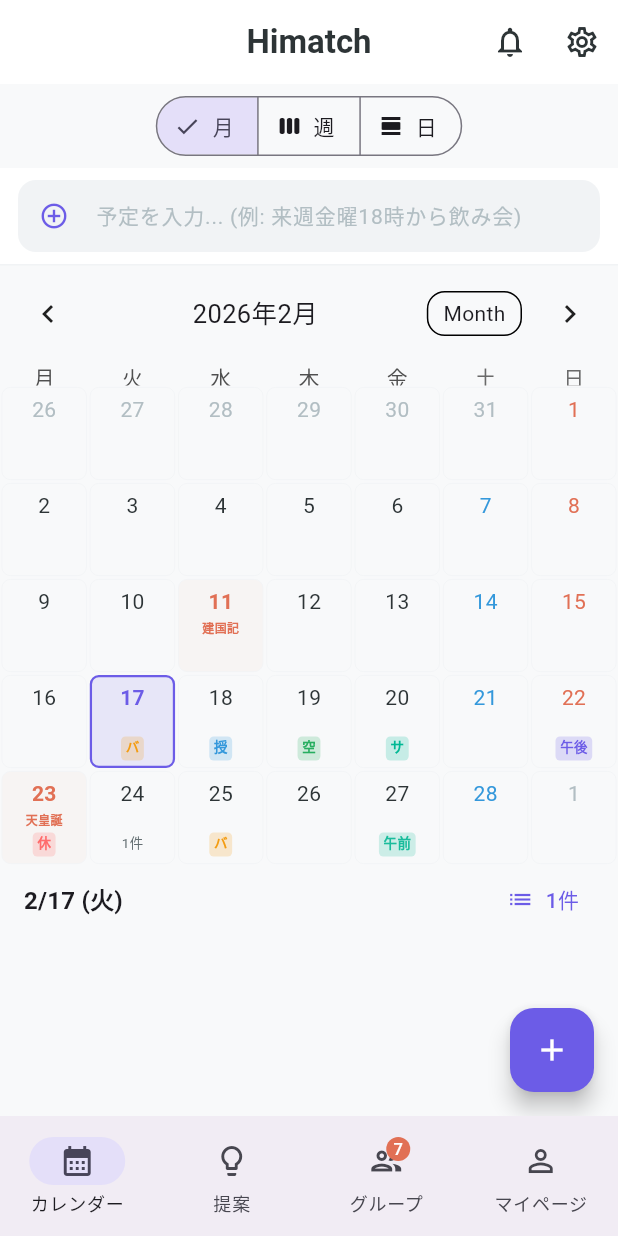
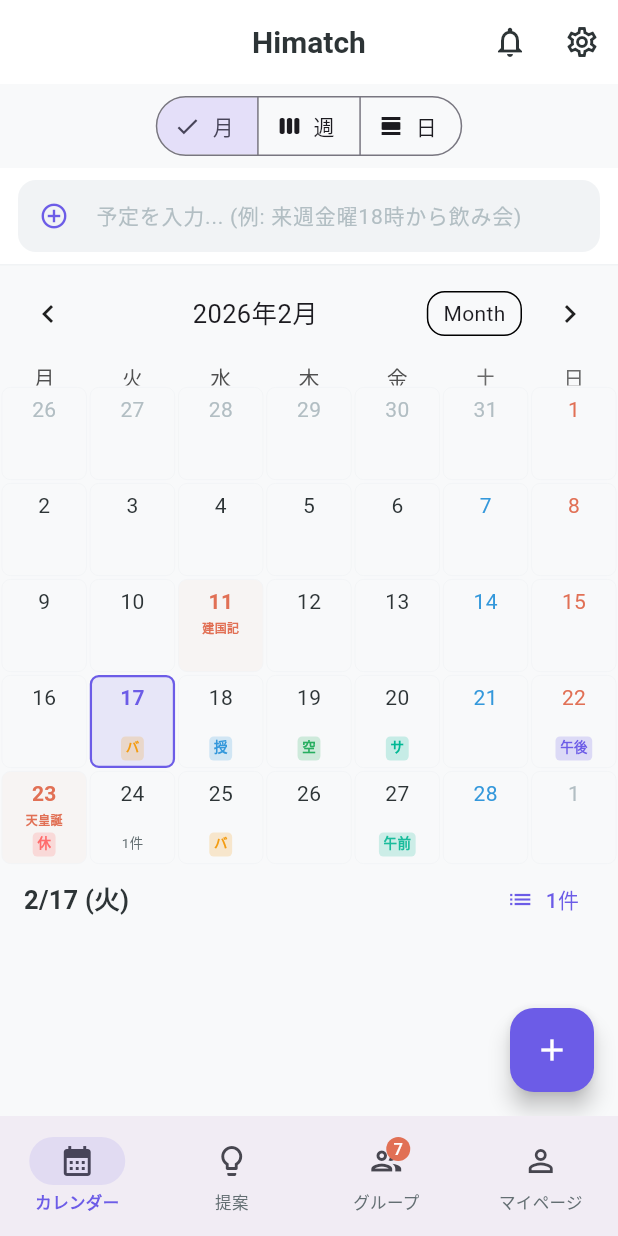
Before and after one commit to sk-anglers/himatch, a Flutter app: the screen it shows after launch, after a tap on "デモモードで始める", on a phone screen of 412 x 824 dp. Run offline on Flutter 3.47's test engine with Material 3 defaults, Android fonts, the phone set to English and light mode, and no system bars; drawn by our look-alikes of table_calendar; our stand-ins replace csv, flutter_riverpod, freezed_annotation, geolocator, go_router, pdf and 2 more; accounts and stored records are empty; generated files the repository leaves out were written again; network calls fail.

Commit message:
refactor(#65): テーマ基盤整備 - TextTheme/Spacing/Card/EmptyState
A1: design doc §4準拠のカスタムTextTheme定義 (28/20/17/15/13/11pt)
A2: AppSpacing定数クラス (xs=4, sm=8, md=12, lg=16, xl=24, xxl=32)
A3: CardTheme(elevation 0+outline), OutlinedButton/FilledButton/BottomSheet/NavigationBarテーマ追加
A4: ハードコード色5箇所をAppColors定数に統一 (Color(0xFF3498DB)→AppColors.weatherRainy等)
A5: EmptyStateWidget共通ウィジェット新規作成

Co-Authored-By: Claude Opus 4.6 <noreply@anthropic.com>

```diff
--- a/lib/core/theme/app_theme.dart
+++ b/lib/core/theme/app_theme.dart
@@ -80,18 +80,51 @@ enum ThemePreset {
 }
 
 abstract class AppTheme {
+  /// Custom TextTheme based on design doc §4 type scale.
+  static const _textThemeLight = TextTheme(
+    displayLarge: TextStyle(
+        fontSize: 28, fontWeight: FontWeight.bold, color: AppColors.textPrimary),
+    titleLarge: TextStyle(
+        fontSize: 20, fontWeight: FontWeight.w600, color: AppColors.textPrimary),
+    titleMedium: TextStyle(
+        fontSize: 17, fontWeight: FontWeight.w600, color: AppColors.textPrimary),
+    bodyLarge: TextStyle(
+        fontSize: 15, fontWeight: FontWeight.normal, color: AppColors.textPrimary),
+    bodySmall: TextStyle(
+        fontSize: 13, fontWeight: FontWeight.normal, color: AppColors.textSecondary),
+    labelSmall: TextStyle(
+        fontSize: 11, fontWeight: FontWeight.w500, color: AppColors.textSecondary),
+  );
+
+  static const _textThemeDark = TextTheme(
+    displayLarge: TextStyle(
+        fontSize: 28, fontWeight: FontWeight.bold, color: Color(0xFFE8E8E8)),
+    titleLarge: TextStyle(
+        fontSize: 20, fontWeight: FontWeight.w600, color: Color(0xFFE8E8E8)),
+    titleMedium: TextStyle(
+        fontSize: 17, fontWeight: FontWeight.w600, color: Color(0xFFE8E8E8)),
+    bodyLarge: TextStyle(
+        fontSize: 15, fontWeight: FontWeight.normal, color: Color(0xFFE8E8E8)),
+    bodySmall: TextStyle(
+        fontSize: 13, fontWeight: FontWeight.normal, color: Color(0xFFB0B0B0)),
+    labelSmall: TextStyle(
+        fontSize: 11, fontWeight: FontWeight.w500, color: Color(0xFFB0B0B0)),
+  );
+
   static ThemeData light({Color? seedColor}) {
     final seed = seedColor ?? AppColors.primary;
-    return ThemeData(
-      useMaterial3: true,
-      colorScheme: ColorScheme.fromSeed(
+    final colorScheme = ColorScheme.fromSeed(
       seedColor: seed,
       brightness: Brightness.light,
       primary: seed,
       secondary: AppColors.secondary,
       surface: AppColors.surface,
       error: AppColors.error,
-      ),
+    );
+    return ThemeData(
+      useMaterial3: true,
+      colorScheme: colorScheme,
+      textTheme: _textThemeLight,
       scaffoldBackgroundColor: AppColors.background,
       appBarTheme: const AppBarTheme(
         backgroundColor: Colors.white,
@@ -100,9 +133,10 @@ abstract class AppTheme {
         centerTitle: true,
       ),
       cardTheme: CardThemeData(
-        elevation: 2,
+        elevation: 0,
         shape: RoundedRectangleBorder(
           borderRadius: BorderRadius.circular(16),
+          side: BorderSide(color: colorScheme.outlineVariant),
         ),
       ),
       elevatedButtonTheme: ElevatedButtonThemeData(
@@ -114,6 +148,47 @@ abstract class AppTheme {
           ),
           padding: const EdgeInsets.symmetric(horizontal: 24, vertical: 14),
         ),
+      ),
+      outlinedButtonTheme: OutlinedButtonThemeData(
+        style: OutlinedButton.styleFrom(
+          foregroundColor: seed,
+          side: BorderSide(color: seed),
+          shape: RoundedRectangleBorder(
+            borderRadius: BorderRadius.circular(12),
+          ),
+          padding: const EdgeInsets.symmetric(horizontal: 24, vertical: 14),
+        ),
+      ),
+      filledButtonTheme: FilledButtonThemeData(
+        style: FilledButton.styleFrom(
+          backgroundColor: seed,
+          foregroundColor: Colors.white,
+          shape: RoundedRectangleBorder(
+            borderRadius: BorderRadius.circular(12),
+          ),
+          padding: const EdgeInsets.symmetric(horizontal: 24, vertical: 14),
+        ),
+      ),
+      bottomSheetTheme: const BottomSheetThemeData(
+        shape: RoundedRectangleBorder(
+          borderRadius: BorderRadius.vertical(top: Radius.circular(20)),
+        ),
+        backgroundColor: AppColors.surface,
+        showDragHandle: true,
+      ),
+      navigationBarTheme: NavigationBarThemeData(
+        indicatorShape: const StadiumBorder(),
+        indicatorColor: seed.withValues(alpha: 0.12),
+        labelTextStyle: WidgetStateProperty.resolveWith((states) {
+          if (states.contains(WidgetState.selected)) {
+            return TextStyle(
+                fontSize: 11, fontWeight: FontWeight.w600, color: seed);
+          }
+          return const TextStyle(
+              fontSize: 11,
+              fontWeight: FontWeight.w500,
+              color: AppColors.textSecondary);
+        }),
       ),
       inputDecorationTheme: InputDecorationTheme(
         filled: true,
@@ -133,16 +208,18 @@ abstract class AppTheme {
 
   static ThemeData dark({Color? seedColor}) {
     final seed = seedColor ?? AppColors.primary;
-    return ThemeData(
-      useMaterial3: true,
-      brightness: Brightness.dark,
-      colorScheme: ColorScheme.fromSeed(
+    final colorScheme = ColorScheme.fromSeed(
       seedColor: seed,
       brightness: Brightness.dark,
       primary: seed,
       secondary: AppColors.secondaryLight,
       error: AppColors.error,
-      ),
+    );
+    return ThemeData(
+      useMaterial3: true,
+      brightness: Brightness.dark,
+      colorScheme: colorScheme,
+      textTheme: _textThemeDark,
       scaffoldBackgroundColor: const Color(0xFF1A1A2E),
       appBarTheme: const AppBarTheme(
         backgroundColor: Color(0xFF16213E),
@@ -151,10 +228,11 @@ abstract class AppTheme {
         centerTitle: true,
       ),
       cardTheme: CardThemeData(
-        elevation: 2,
+        elevation: 0,
         color: const Color(0xFF16213E),
         shape: RoundedRectangleBorder(
           borderRadius: BorderRadius.circular(16),
+          side: BorderSide(color: colorScheme.outlineVariant),
         ),
       ),
       elevatedButtonTheme: ElevatedButtonThemeData(
@@ -166,6 +244,47 @@ abstract class AppTheme {
           ),
           padding: const EdgeInsets.symmetric(horizontal: 24, vertical: 14),
         ),
+      ),
+      outlinedButtonTheme: OutlinedButtonThemeData(
+        style: OutlinedButton.styleFrom(
+          foregroundColor: seed,
+          side: BorderSide(color: seed),
+          shape: RoundedRectangleBorder(
+            borderRadius: BorderRadius.circular(12),
+          ),
+          padding: const EdgeInsets.symmetric(horizontal: 24, vertical: 14),
+        ),
+      ),
+      filledButtonTheme: FilledButtonThemeData(
+        style: FilledButton.styleFrom(
+          backgroundColor: seed,
+          foregroundColor: Colors.white,
+          shape: RoundedRectangleBorder(
+            borderRadius: BorderRadius.circular(12),
+          ),
+          padding: const EdgeInsets.symmetric(horizontal: 24, vertical: 14),
+        ),
+      ),
+      bottomSheetTheme: const BottomSheetThemeData(
+        shape: RoundedRectangleBorder(
+          borderRadius: BorderRadius.vertical(top: Radius.circular(20)),
+        ),
+        backgroundColor: Color(0xFF16213E),
+        showDragHandle: true,
+      ),
+      navigationBarTheme: NavigationBarThemeData(
+        indicatorShape: const StadiumBorder(),
+        indicatorColor: seed.withValues(alpha: 0.18),
+        labelTextStyle: WidgetStateProperty.resolveWith((states) {
+          if (states.contains(WidgetState.selected)) {
+            return TextStyle(
+                fontSize: 11, fontWeight: FontWeight.w600, color: seed);
+          }
+          return const TextStyle(
+              fontSize: 11,
+              fontWeight: FontWeight.w500,
+              color: Color(0xFFB0B0B0));
+        }),
       ),
       inputDecorationTheme: InputDecorationTheme(
         filled: true,
--- a/lib/features/group/presentation/activity_feed_screen.dart
+++ b/lib/features/group/presentation/activity_feed_screen.dart
@@ -55,7 +55,7 @@ class ActivityFeedScreen extends ConsumerWidget {
     switch (type) {
       case ActivityType.scheduleAdded:
       case ActivityType.scheduleUpdated:
-        return const Color(0xFF3498DB);
+        return AppColors.typeClass;
       case ActivityType.suggestionCreated:
         return AppColors.warning;
       case ActivityType.voteCast:
@@ -67,7 +67,7 @@ class ActivityFeedScreen extends ConsumerWidget {
       case ActivityType.memberLeft:
         return AppColors.error;
       case ActivityType.photoAdded:
-        return const Color(0xFFE84393);
+        return AppColors.secondary;
       case ActivityType.todoCompleted:
         return AppColors.success;
       case ActivityType.pollCreated:
--- a/lib/features/group/presentation/widgets/availability_heatmap.dart
+++ b/lib/features/group/presentation/widgets/availability_heatmap.dart
@@ -213,7 +213,7 @@ class _AvailabilityHeatmapState extends ConsumerState<AvailabilityHeatmap> {
                                     color: isSunday
                                         ? AppColors.error
                                         : isSaturday
-                                            ? const Color(0xFF3498DB)
+                                            ? AppColors.weatherRainy
                                             : AppColors.textHint,
                                   ),
                                 ),
--- a/lib/features/schedule/presentation/widgets/base_calendar_cell.dart
+++ b/lib/features/schedule/presentation/widgets/base_calendar_cell.dart
@@ -50,7 +50,7 @@ class BaseCalendarCell extends StatelessWidget {
     } else if (isHoliday || isSunday) {
       dayColor = AppColors.error;
     } else if (isSaturday) {
-      dayColor = const Color(0xFF3498DB);
+      dayColor = AppColors.weatherRainy;
     } else {
       dayColor = AppColors.textPrimary;
     }
--- a/lib/features/schedule/presentation/widgets/week_view.dart
+++ b/lib/features/schedule/presentation/widgets/week_view.dart
@@ -154,7 +154,7 @@ class _WeekViewState extends ConsumerState<WeekView> {
             if (isHoliday || isSunday) {
               dayColor = AppColors.error;
             } else if (isSaturday) {
-              dayColor = const Color(0xFF3498DB);
+              dayColor = AppColors.weatherRainy;
             } else {
               dayColor = AppColors.textPrimary;
             }
--- a/lib/features/shift/presentation/salary_summary_screen.dart
+++ b/lib/features/shift/presentation/salary_summary_screen.dart
@@ -386,7 +386,7 @@ class _SalarySummaryScreenState extends ConsumerState<SalarySummaryScreen> {
         '深夜手当',
         salary.nightPay,
         '${salary.nightHours.toStringAsFixed(1)}時間',
-        const Color(0xFF6C5CE7),
+        AppColors.primary,
       ),
       _BreakdownItem(
         '休日手当',
```
Also changed, not shown: lib/core/constants/app_spacing.dart (added, +15 -0 lines), lib/core/widgets/empty_state_widget.dart (added, +62 -0 lines). Lines whose indentation alone changed are shown as unchanged.
